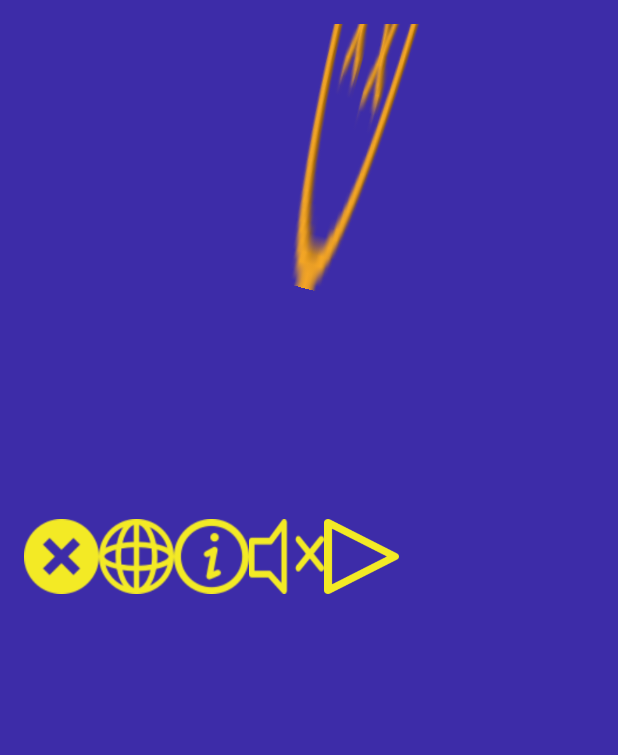
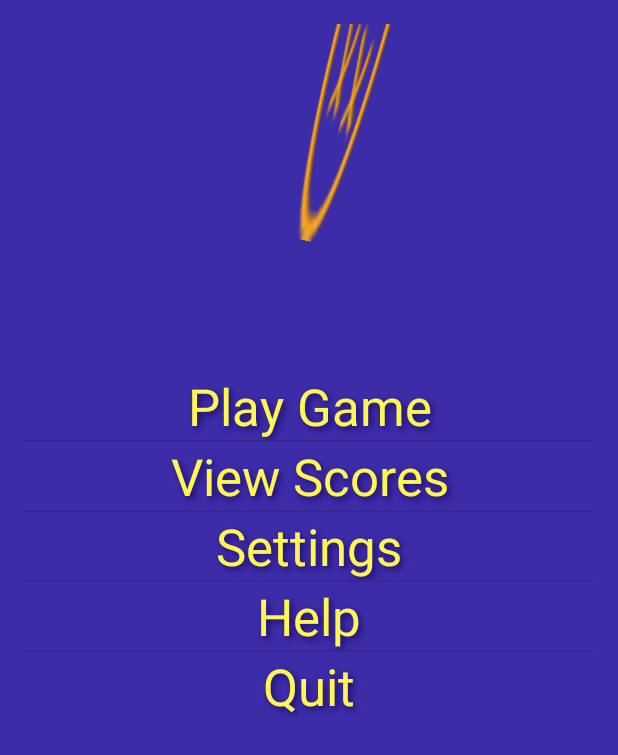
Before and after one commit to ldlarsed/Birthday-O-Matic, an Android app: the screen it shows after launch (StartGame), on a phone screen of 412 x 824 dp. Shown: the top 755 px of the screen. Run offline under Robolectric (Android 15) with nearby library versions, the phone set to English and light mode, and no system bars.

Commit message:
Implementert meny i form av ListView

```diff
--- a/Obliger/Mappe1/Hangman/app/src/main/java/com/example/s198569/hangman/StartGame.java
+++ b/Obliger/Mappe1/Hangman/app/src/main/java/com/example/s198569/hangman/StartGame.java
@@ -15,9 +15,11 @@ import android.view.View;
 import android.view.WindowManager;
 import android.view.animation.Animation;
 import android.view.animation.AnimationUtils;
+import android.widget.ArrayAdapter;
 import android.widget.EditText;
 import android.widget.ImageButton;
 import android.widget.ImageView;
+import android.widget.ListView;
 
 
 public class StartGame extends ActionBarActivity {
@@ -38,52 +40,20 @@ public class StartGame extends ActionBarActivity {
         title_image.startAnimation(titleAnimation);
         hangman_title__image.startAnimation(hangmanTitleAnimation);
 
-        /* Player name prompt */
-        //Fetching the start game button
-        button_startGame = (ImageButton) findViewById(R.id.btn_startGame);
+        /*  Main Menu */
+        ListView mainMenu = (ListView) findViewById(R.id.main_menu);
+        //TODO: Try to fill it from a string array later
+        String[] menuItems = {
+                getResources().getString(R.string.menu_play),
+                getResources().getString(R.string.menu_scores),
+                getResources().getString(R.string.menu_settings),
+                getResources().getString(R.string.menu_help),
+                getResources().getString(R.string.menu_quit)
+        };
 
-        button_startGame.setOnClickListener(new View.OnClickListener() {
-            @Override
-            public void onClick(View v) {
+        ArrayAdapter<String> mainMenuAdapter = new ArrayAdapter<String>(this, R.layout.main_menu_item, menuItems);
+        mainMenu.setAdapter(mainMenuAdapter);
 
-                LayoutInflater layoutInflater = LayoutInflater.from(context);
-                View promtView = layoutInflater.inflate(R.layout.dialog_user_name, null);
-                AlertDialog.Builder alertDialogBuilder = new AlertDialog.Builder(context);
-                alertDialogBuilder.setView(promtView);
-
-                final EditText userName_input = (EditText) promtView.findViewById(R.id.dialog_user_Name);
-
-                //Set up for the user name dialog window
-                alertDialogBuilder
-                        .setCancelable(false)
-                        .setPositiveButton(R.string.start_game, new DialogInterface.OnClickListener() {
-                            public void onClick(DialogInterface dialog, int id) {
-                                //Starting the GamePlay activity from this button click
-                                Intent startGame = new Intent(getApplicationContext(), GamePlay.class);
-                                //TODO: Fix the the user name is forwarded from the text edit here to the next activity.
-                                startGame.putExtra("userName", userName_input.getText().toString());
-                                startActivity(startGame);
-                            }
-                        })
-                        .setNegativeButton(R.string.cancel, new DialogInterface.OnClickListener() {
-                            public void onClick(DialogInterface dialog, int id) {
-                                dialog.cancel();
-                            }
-                        });
-
-                AlertDialog dialog_userInputName = alertDialogBuilder.create();
-                //Keeps the immersive state with dialog
-                //dialog_userInputName.getWindow().setFlags(WindowManager.LayoutParams.FLAG_NOT_FOCUSABLE, WindowManager.LayoutParams.FLAG_NOT_FOCUSABLE);
-                //Shows the dialog
-                dialog_userInputName.show();
-
-                //Restores the immersive state after popping the dialog window
-                //dialog_userInputName.getWindow().getDecorView().setSystemUiVisibility(getWindow().getDecorView().getSystemUiVisibility());
-                //dialog_userInputName.getWindow().clearFlags(WindowManager.LayoutParams.FLAG_NOT_FOCUSABLE);
-            }
-        });
-
-        /* End of player name prompt */
     }
 
     @Override
@@ -108,41 +78,7 @@ public class StartGame extends ActionBarActivity {
         return super.onOptionsItemSelected(item);
     }
 
-    /**
-     * Configures the immersive state of an application where both navigation and status bar are hidden and require user to swipe from upper or lower side of screen to activate.
-     * @param hasFocus
-     */
-    @Override
-    public void onWindowFocusChanged(boolean hasFocus) {
-        super.onWindowFocusChanged(hasFocus);
 
-        View decorView = getWindow().getDecorView();
-
-        if (hasFocus) {
-            decorView.setSystemUiVisibility(
-                    View.SYSTEM_UI_FLAG_LAYOUT_STABLE
-                            | View.SYSTEM_UI_FLAG_LAYOUT_HIDE_NAVIGATION
-                            | View.SYSTEM_UI_FLAG_LAYOUT_FULLSCREEN
-                            | View.SYSTEM_UI_FLAG_HIDE_NAVIGATION
-                            | View.SYSTEM_UI_FLAG_FULLSCREEN
-                            | View.SYSTEM_UI_FLAG_IMMERSIVE_STICKY);}
-    }
-
-
-    /*
-    Following are the methods to start screen of application.
-     */
-
-    /**
-     * Since the OS on android handles the application exit this will basically put application to standby and exit the home screen.
-     * @param v
-     */
-    public void quitApp(View v){
-        Intent intent = new Intent(Intent.ACTION_MAIN);
-        intent.addCategory(Intent.CATEGORY_HOME);
-        intent.setFlags(Intent.FLAG_ACTIVITY_NEW_TASK);
-        startActivity(intent);
-    }
 
 
 
--- a/Obliger/Mappe1/Hangman/app/src/main/res/layout/activity_start_game.xml
+++ b/Obliger/Mappe1/Hangman/app/src/main/res/layout/activity_start_game.xml
@@ -5,72 +5,39 @@
     android:paddingTop="@dimen/activity_vertical_margin"
     android:paddingBottom="@dimen/activity_vertical_margin" tools:context=".StartGame">
 
+    <RelativeLayout
+        android:id="@+id/title_and_logo"
+        android:layout_width="fill_parent"
+        android:layout_height="wrap_content"
+        android:padding="0dp">
+
     <ImageView
         android:id="@+id/title_image"
         android:layout_width="wrap_content"
         android:layout_height="wrap_content"
         android:src="@drawable/title"
-        android:paddingTop="32dp"
+        android:paddingBottom="0dp"
         />
 
     <ImageView
         android:id="@+id/hangman_title_image"
         android:layout_width="wrap_content"
-        android:layout_height="wrap_content"
+        android:layout_height="100dp"
         android:src="@drawable/hangman"
         android:layout_below="@id/title_image"
-        android:layout_centerHorizontal="true"/>
+        android:layout_centerHorizontal="true"
+        android:paddingTop="0dp"
+        />
 
-    <GridLayout
-        android:layout_width="match_parent"
-        android:layout_height="match_parent"
-        android:layout_alignParentBottom="true"
-        android:layout_centerHorizontal="true"
-        android:layout_marginBottom="54dp"
-        android:columnCount="5"
-        android:rowCount="1"
-        android:orientation="horizontal"
-        android:layout_below="@+id/hangman_title_image">
-
-        <ImageButton
-            android:layout_width="50dip"
-            android:layout_height="50dip"
-            android:layout_gravity="left|top"
-            android:background="@drawable/quit"
-            android:onClick="quitApp"
-            />
-
-        <ImageButton
-            android:layout_width="50dip"
-            android:layout_height="50dip"
-            android:layout_gravity="left|top"
-            android:background="@drawable/locale"
-            />
-
-        <ImageButton
-            android:layout_width="50dip"
-            android:layout_height="50dip"
-            android:layout_gravity="left|top"
-            android:background="@drawable/info"
-            />
-
-        <ImageButton
-            android:layout_width="50dip"
-            android:layout_height="50dip"
-            android:layout_gravity="left|top"
-            android:background="@drawable/sound_off"
-            />
-
-        <ImageButton
-            android:layout_width="50dip"
-            android:layout_height="50dip"
-            android:layout_gravity="left|top"
-            android:background="@drawable/play"
-            android:id="@+id/btn_startGame"
-            />
+    </RelativeLayout>
 
 
-    </GridLayout>
+  <ListView
+      android:id="@+id/main_menu"
+      android:layout_width="fill_parent"
+      android:layout_height="wrap_content"
+      android:layout_below="@id/title_and_logo">
+  </ListView>
 
 
 
--- /dev/null
+++ b/Obliger/Mappe1/Hangman/app/src/main/res/layout/main_menu_item.xml
@@ -0,0 +1,15 @@
+<?xml version="1.0" encoding="utf-8"?>
+
+    <TextView
+        xmlns:android="http://schemas.android.com/apk/res/android"
+        android:layout_width="match_parent"
+        android:layout_height="wrap_content"
+        android:textSize="@dimen/menu_item_size"
+        android:layout_gravity="center_horizontal"
+        android:gravity="center"
+        android:shadowRadius="5"
+        android:textColor="@color/secondary_1_2"
+        android:shadowColor="@color/primary_4"
+        android:shadowDx="3"
+        android:shadowDy="3"
+        />
--- a/Obliger/Mappe1/Hangman/app/src/main/res/values/dimens.xml
+++ b/Obliger/Mappe1/Hangman/app/src/main/res/values/dimens.xml
@@ -2,4 +2,6 @@
     <!-- Default screen margins, per the Android Design guidelines. -->
     <dimen name="activity_horizontal_margin">16dp</dimen>
     <dimen name="activity_vertical_margin">16dp</dimen>
+    <dimen name="screen_title_size">40dp</dimen>
+    <dimen name="menu_item_size">34dp</dimen>
 </resources>
--- a/Obliger/Mappe1/Hangman/app/src/main/res/values/strings.xml
+++ b/Obliger/Mappe1/Hangman/app/src/main/res/values/strings.xml
@@ -6,6 +6,12 @@
     <string name="cancel">Cancel</string>
     <string name="title_activity_game_play">GamePlay</string>
 
+    <string name="menu_play">Play Game</string>
+    <string name="menu_scores">View Scores</string>
+    <string name="menu_settings">Settings</string>
+    <string name="menu_help">Help</string>
+    <string name="menu_quit">Quit</string>
+
     <string name="hello_world">Hello world!</string>
 
 </resources>
```
Also changed, not shown: Obliger/Mappe1/Hangman/app/src/main/java/com/example/s198569/hangman/GamePlay.java (+0 -14 lines), Obliger/Mappe1/Hangman/app/src/main/res/layout/activity_game_play.xml (+7 -0 lines).
